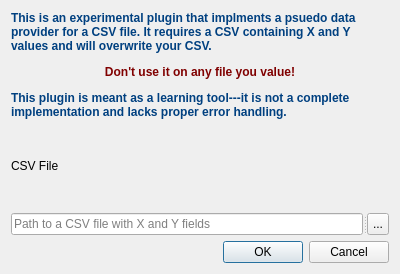
g-sherman/pseudo_csv_provider, file csv_provider_dialog_base.ui: the form before one commit.
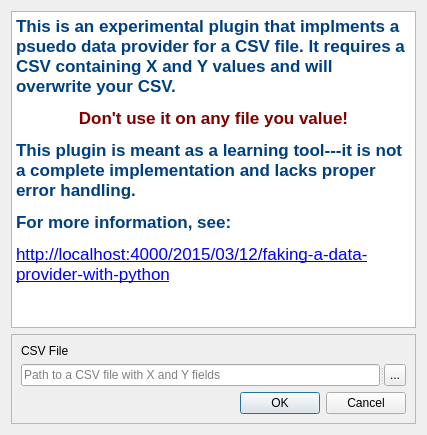
The form after the commit.

What changed in the file:
```diff
--- a/csv_provider_dialog_base.ui
+++ b/csv_provider_dialog_base.ui
@@ -6,32 +6,50 @@
    <rect>
     <x>0</x>
     <y>0</y>
-    <width>400</width>
-    <height>274</height>
+    <width>427</width>
+    <height>435</height>
    </rect>
   </property>
   <property name="windowTitle">
    <string>CSV Provider</string>
   </property>
-  <layout class="QGridLayout" name="gridLayout">
+  <layout class="QGridLayout" name="gridLayout_2">
    <item row="0" column="0">
-    <widget class="QLabel" name="label_2">
-     <property name="text">
-      <string>&lt;html&gt;&lt;head/&gt;&lt;body&gt;&lt;p&gt;&lt;span style=&quot; font-weight:600; color:#004080;&quot;&gt;This is an experimental plugin that implments a psuedo data provider for a CSV file. It requires a CSV containing X and Y values and will overwrite your CSV. &lt;/span&gt;&lt;/p&gt;&lt;p align=&quot;center&quot;&gt;&lt;span style=&quot; font-weight:600; color:#800000;&quot;&gt;Don't use it on any file you value!&lt;/span&gt;&lt;/p&gt;&lt;p&gt;&lt;span style=&quot; font-weight:600; color:#004080;&quot;&gt;This plugin is meant as a learning tool---it is not a complete implementation and lacks proper error handling.&lt;/span&gt;&lt;/p&gt;&lt;/body&gt;&lt;/html&gt;</string>
+    <widget class="QTextBrowser" name="textBrowser">
+     <property name="html">
+      <string>&lt;!DOCTYPE HTML PUBLIC &quot;-//W3C//DTD HTML 4.0//EN&quot; &quot;http://www.w3.org/TR/REC-html40/strict.dtd&quot;&gt;
+&lt;html&gt;&lt;head&gt;&lt;meta name=&quot;qrichtext&quot; content=&quot;1&quot; /&gt;&lt;style type=&quot;text/css&quot;&gt;
+p, li { white-space: pre-wrap; }
+&lt;/style&gt;&lt;/head&gt;&lt;body style=&quot; font-family:'.Lucida Grande UI'; font-size:13pt; font-weight:400; font-style:normal;&quot;&gt;
+&lt;p style=&quot; margin-top:0px; margin-bottom:0px; margin-left:0px; margin-right:0px; -qt-block-indent:0; text-indent:0px;&quot;&gt;&lt;span style=&quot; font-weight:600; color:#004080;&quot;&gt;This is an experimental plugin that implments a psuedo data provider for a CSV file. It requires a CSV containing X and Y values and will overwrite your CSV. &lt;/span&gt;&lt;/p&gt;
+&lt;p align=&quot;center&quot; style=&quot; margin-top:12px; margin-bottom:12px; margin-left:0px; margin-right:0px; -qt-block-indent:0; text-indent:0px;&quot;&gt;&lt;span style=&quot; font-weight:600; color:#800000;&quot;&gt;Don't use it on any file you value!&lt;/span&gt;&lt;/p&gt;
+&lt;p style=&quot; margin-top:12px; margin-bottom:12px; margin-left:0px; margin-right:0px; -qt-block-indent:0; text-indent:0px;&quot;&gt;&lt;span style=&quot; font-weight:600; color:#004080;&quot;&gt;This plugin is meant as a learning tool---it is not a complete implementation and lacks proper error handling.&lt;/span&gt;&lt;/p&gt;
+&lt;p style=&quot; margin-top:12px; margin-bottom:12px; margin-left:0px; margin-right:0px; -qt-block-indent:0; text-indent:0px;&quot;&gt;&lt;span style=&quot; font-weight:600; color:#004080;&quot;&gt;For more information, see:&lt;/span&gt;&lt;/p&gt;
+&lt;p style=&quot; margin-top:12px; margin-bottom:12px; margin-left:0px; margin-right:0px; -qt-block-indent:0; text-indent:0px;&quot;&gt;&lt;a href=&quot;http://localhost:4000/2015/03/12/faking-a-data-provider-with-python&quot;&gt;&lt;span style=&quot; text-decoration: underline; color:#0000ff;&quot;&gt;http://localhost:4000/2015/03/12/faking-a-data-provider-with-python&lt;/span&gt;&lt;/a&gt;&lt;/p&gt;
+&lt;p style=&quot; margin-top:12px; margin-bottom:12px; margin-left:0px; margin-right:0px; -qt-block-indent:0; text-indent:0px;&quot;&gt;&lt;span style=&quot; font-weight:600; color:#004080;&quot;&gt; &lt;/span&gt;&lt;/p&gt;&lt;/body&gt;&lt;/html&gt;</string>
      </property>
-     <property name="wordWrap">
+     <property name="openExternalLinks">
       <bool>true</bool>
      </property>
     </widget>
    </item>
    <item row="1" column="0">
+    <widget class="QFrame" name="frame">
+     <property name="frameShape">
+      <enum>QFrame::StyledPanel</enum>
+     </property>
+     <property name="frameShadow">
+      <enum>QFrame::Raised</enum>
+     </property>
+     <layout class="QGridLayout" name="gridLayout">
+      <item row="0" column="0">
     <widget class="QLabel" name="label">
      <property name="text">
       <string>CSV File</string>
      </property>
     </widget>
    </item>
-   <item row="2" column="0">
+      <item row="1" column="0">
     <widget class="QSplitter" name="splitter">
      <property name="orientation">
       <enum>Qt::Horizontal</enum>
@@ -54,7 +72,7 @@
      </widget>
     </widget>
    </item>
-   <item row="3" column="0">
+      <item row="2" column="0">
     <widget class="QDialogButtonBox" name="button_box">
      <property name="orientation">
       <enum>Qt::Horizontal</enum>
@@ -62,6 +80,9 @@
      <property name="standardButtons">
       <set>QDialogButtonBox::Cancel|QDialogButtonBox::Ok</set>
      </property>
+       </widget>
+      </item>
+     </layout>
     </widget>
    </item>
   </layout>
```
Lines whose indentation alone changed are shown as unchanged.
